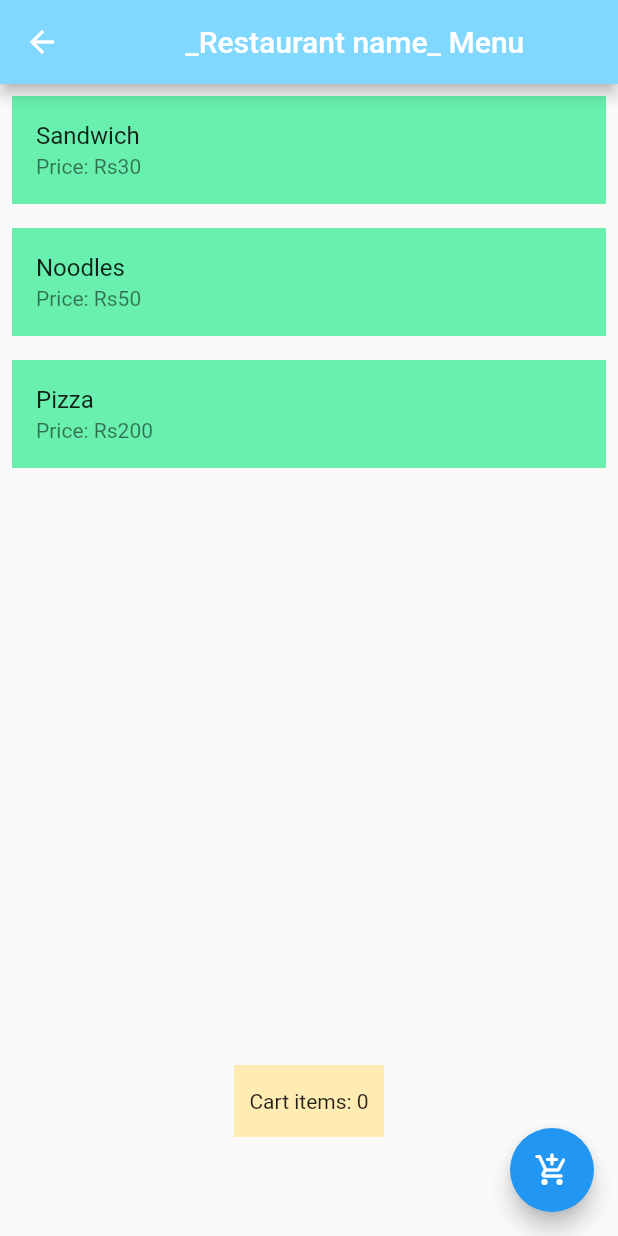
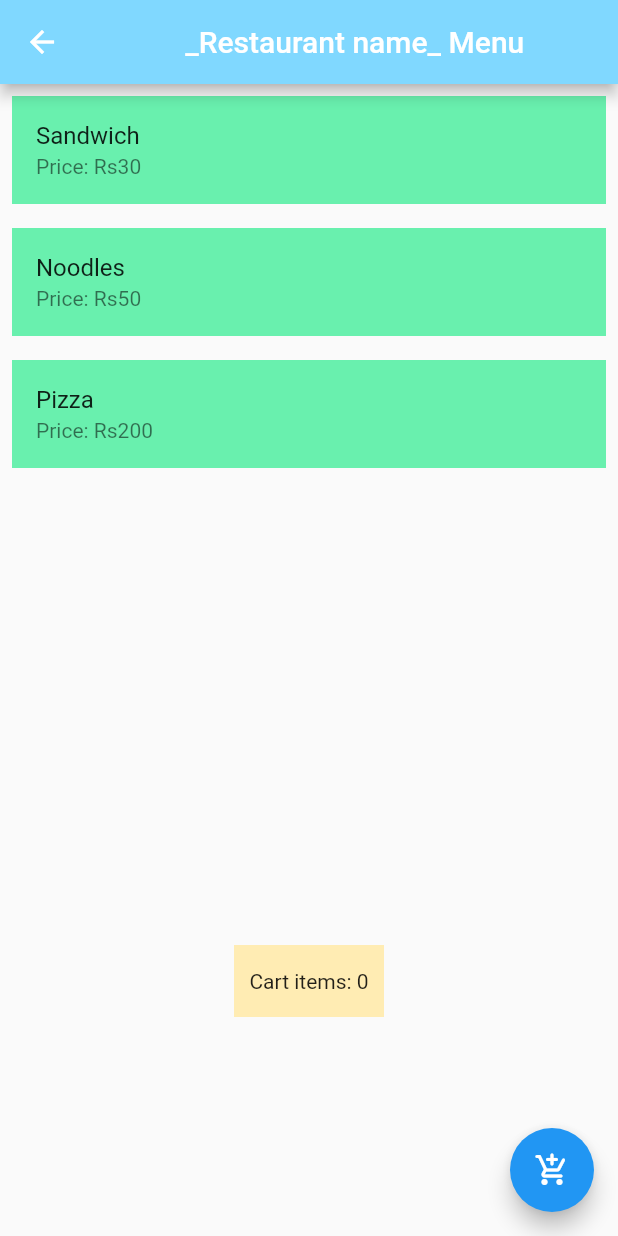
Before and after one commit to rdhkdh/kriti, a Flutter app: the menu screen opened by its route, on a phone screen of 412 x 824 dp. Run offline on Flutter 3.47's test engine with Material 2 defaults, Android fonts, the phone set to English and light mode, and no system bars; our stand-ins replace animated_text_kit, firebase_auth, firebase_core; accounts and stored records are empty.

Commit message:
initial commit

```diff
--- a/lib/screens/login_sreen.dart
+++ b/lib/screens/login_sreen.dart
@@ -26,7 +26,7 @@ class _LoginScreenState extends State<LoginScreen> {
           crossAxisAlignment: CrossAxisAlignment.stretch,
           children: <Widget>[
             Container(
-              height: 180.0,
+              height: 80.0,
               // child: Image.asset('assets/images/logo.png'),
             ),
             TextField(
--- a/lib/screens/menu.dart
+++ b/lib/screens/menu.dart
@@ -61,7 +61,7 @@ class _menuState extends State<menu> {
           ),
           SizedBox(
             width: 200.0,
-            height: 380.0,
+            height: 300.0,
           ),
           Container(
             child: Center(child: Text('Cart items: ${count}')),
```
